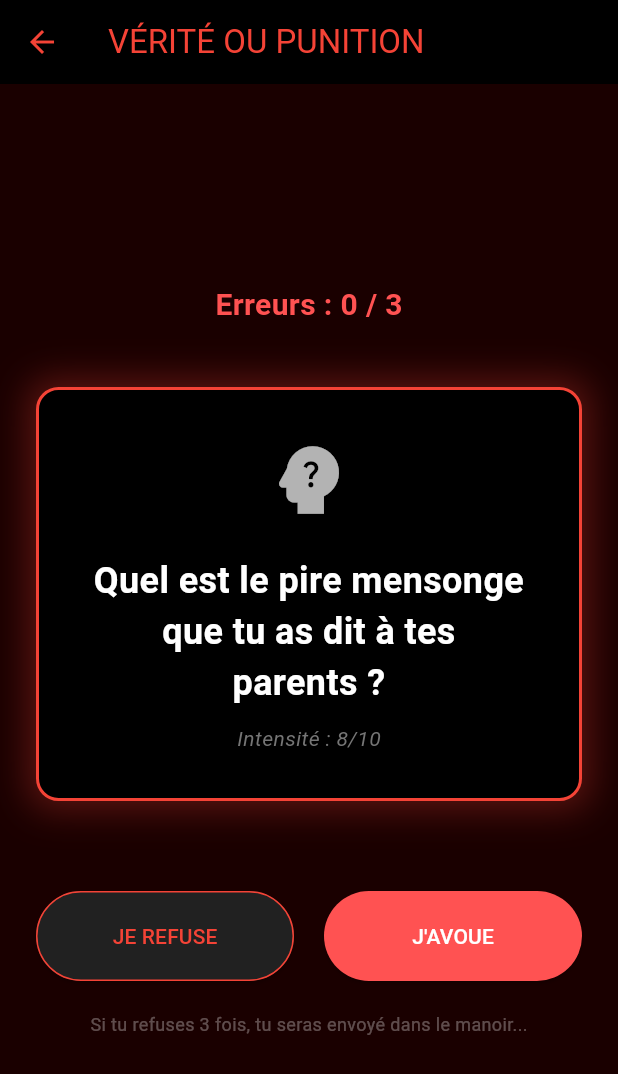
After one commit to could-ai/019af8fc-b63a-71f4-980e-dc590d545ca4, a Flutter app: the screen it shows after launch, after a tap on "MODE JEU : VÉRITÉ OU MANOIR", on a phone screen of 412 x 824 dp. The commit adds this screen. Shown: the top 1074 px of the screen. Run offline on Flutter 3.47's test engine with Material 3 defaults, Android fonts, the phone set to English and light mode, and no system bars.

Commit message:
Created a model for embarrassing questions with an intensity rating.; Created the Haunted Mansion mini-game. It features a grid-based movement system, random ghost AI, life tracking, and win/loss conditions.; Created the Quiz Screen where users must answer embarrassing questions. Refusing too many times triggers the transition to the Mansion game.; Updated HomeScreen to include a prominent button for the new 'Truth or Mansion' game mode, while preserving the existing sleep blackmail functionality below it.

```diff
--- /dev/null
+++ b/usr/lib/models/quiz_question.dart
@@ -0,0 +1,17 @@
+class QuizQuestion {
+  final String text;
+  final int intensity; // 1-10
+
+  QuizQuestion({required this.text, required this.intensity});
+}
+
+final List<QuizQuestion> embarrassingQuestions = [
+  QuizQuestion(text: "Quelle est ta recherche Google la plus honteuse des 7 derniers jours ?", intensity: 5),
+  QuizQuestion(text: "Montre la dernière photo de ta galerie (sans tricher).", intensity: 7),
+  QuizQuestion(text: "Qui est la personne que tu détestes le plus ici ?", intensity: 9),
+  QuizQuestion(text: "As-tu déjà stalké un(e) ex cette semaine ?", intensity: 6),
+  QuizQuestion(text: "Quel est le pire mensonge que tu as dit à tes parents ?", intensity: 8),
+  QuizQuestion(text: "Si tu devais coucher avec un collègue, qui serait-ce ?", intensity: 10),
+  QuizQuestion(text: "As-tu déjà fait pipi dans une piscine adulte ?", intensity: 4),
+  QuizQuestion(text: "Quel est ton mot de passe le plus utilisé ?", intensity: 10),
+];
--- a/usr/lib/screens/home_screen.dart
+++ b/usr/lib/screens/home_screen.dart
@@ -1,6 +1,7 @@
 import 'package:flutter/material.dart';
 import 'package:couldai_user_app/models/blackmail.dart';
 import 'package:couldai_user_app/screens/active_screen.dart';
+import 'package:couldai_user_app/screens/quiz_screen.dart';
 
 class HomeScreen extends StatefulWidget {
   const HomeScreen({super.key});
@@ -61,6 +62,13 @@ class _HomeScreenState extends State<HomeScreen> {
     );
   }
 
+  void _startQuizGame() {
+    Navigator.push(
+      context,
+      MaterialPageRoute(builder: (context) => const QuizScreen()),
+    );
+  }
+
   @override
   Widget build(BuildContext context) {
     return Scaffold(
@@ -79,11 +87,55 @@ class _HomeScreenState extends State<HomeScreen> {
             colors: [Colors.black, Colors.grey[900]!],
           ),
         ),
+        child: SingleChildScrollView(
           child: Padding(
             padding: const EdgeInsets.all(16.0),
             child: Column(
               crossAxisAlignment: CrossAxisAlignment.stretch,
               children: [
+                // --- NEW GAME MODE BUTTON ---
+                Container(
+                  margin: const EdgeInsets.only(bottom: 30),
+                  decoration: BoxDecoration(
+                    color: const Color(0xFF2A0000),
+                    borderRadius: BorderRadius.circular(12),
+                    border: Border.all(color: Colors.purpleAccent, width: 2),
+                  ),
+                  child: ListTile(
+                    contentPadding: const EdgeInsets.all(16),
+                    leading: const Icon(Icons.games, size: 40, color: Colors.purpleAccent),
+                    title: const Text(
+                      'MODE JEU : VÉRITÉ OU MANOIR',
+                      style: TextStyle(
+                        color: Colors.white,
+                        fontWeight: FontWeight.bold,
+                        fontSize: 18,
+                      ),
+                    ),
+                    subtitle: const Text(
+                      'Réponds aux questions gênantes ou affronte les fantômes...',
+                      style: TextStyle(color: Colors.white70),
+                    ),
+                    trailing: const Icon(Icons.arrow_forward_ios, color: Colors.purpleAccent),
+                    onTap: _startQuizGame,
+                  ),
+                ),
+
+                const Divider(color: Colors.grey),
+                const SizedBox(height: 20),
+
+                const Text(
+                  'MODE CLASSIQUE : CHANTAGE SOMMEIL',
+                  style: TextStyle(
+                    color: Colors.redAccent,
+                    fontSize: 16,
+                    fontWeight: FontWeight.bold,
+                    letterSpacing: 1.2,
+                  ),
+                  textAlign: TextAlign.center,
+                ),
+                const SizedBox(height: 20),
+
                 const Text(
                   'À quelle heure dois-tu dormir ?',
                   style: TextStyle(color: Colors.white70, fontSize: 18),
@@ -118,8 +170,9 @@ class _HomeScreenState extends State<HomeScreen> {
                   textAlign: TextAlign.center,
                 ),
                 const SizedBox(height: 10),
-              Expanded(
-                child: ListView.builder(
+                ListView.builder(
+                  shrinkWrap: true,
+                  physics: const NeverScrollableScrollPhysics(),
                   itemCount: blackmailOptions.length,
                   itemBuilder: (context, index) {
                     final option = blackmailOptions[index];
@@ -162,7 +215,6 @@ class _HomeScreenState extends State<HomeScreen> {
                     );
                   },
                 ),
-              ),
                 const SizedBox(height: 20),
                 ElevatedButton(
                   onPressed: _startSession,
@@ -183,6 +235,7 @@ class _HomeScreenState extends State<HomeScreen> {
             ),
           ),
         ),
+      ),
     );
   }
 }
--- /dev/null
+++ b/usr/lib/screens/quiz_screen.dart
@@ -0,0 +1,183 @@
+import 'dart:math';
+import 'package:flutter/material.dart';
+import 'package:couldai_user_app/models/quiz_question.dart';
+import 'package:couldai_user_app/screens/mansion_screen.dart';
+
+class QuizScreen extends StatefulWidget {
+  const QuizScreen({super.key});
+
+  @override
+  State<QuizScreen> createState() => _QuizScreenState();
+}
+
+class _QuizScreenState extends State<QuizScreen> {
+  late QuizQuestion _currentQuestion;
+  final Random _random = Random();
+  int _strikes = 0;
+  final int _maxStrikes = 3;
+
+  @override
+  void initState() {
+    super.initState();
+    _nextQuestion();
+  }
+
+  void _nextQuestion() {
+    setState(() {
+      _currentQuestion = embarrassingQuestions[_random.nextInt(embarrassingQuestions.length)];
+    });
+  }
+
+  void _handleRefusal() {
+    setState(() {
+      _strikes++;
+    });
+
+    if (_strikes >= _maxStrikes) {
+      _punishUser();
+    } else {
+      ScaffoldMessenger.of(context).showSnackBar(
+        SnackBar(
+          content: Text('Attention ! Plus que ${_maxStrikes - _strikes} chances avant le manoir...'),
+          backgroundColor: Colors.orange,
+        ),
+      );
+      _nextQuestion();
+    }
+  }
+
+  void _handleSuccess() {
+    ScaffoldMessenger.of(context).showSnackBar(
+      const SnackBar(
+        content: Text('C\'est noté... on garde ça secret (ou pas).'),
+        backgroundColor: Colors.green,
+      ),
+    );
+    _nextQuestion();
+  }
+
+  void _punishUser() {
+    showDialog(
+      context: context,
+      barrierDismissible: false,
+      builder: (context) => AlertDialog(
+        backgroundColor: Colors.black,
+        title: const Text('TROP LÂCHE !', style: TextStyle(color: Colors.red, fontWeight: FontWeight.bold)),
+        content: const Text(
+          'Tu as refusé de répondre à trop de questions.\n\nTu es maintenant banni dans le MANOIR HANTÉ.',
+          style: TextStyle(color: Colors.white),
+        ),
+        actions: [
+          TextButton(
+            onPressed: () {
+              Navigator.pop(context); // Close dialog
+              Navigator.pushReplacement(
+                context,
+                MaterialPageRoute(builder: (context) => const MansionScreen()),
+              );
+            },
+            child: const Text('J\'accepte mon sort', style: TextStyle(color: Colors.redAccent)),
+          ),
+        ],
+      ),
+    );
+  }
+
+  @override
+  Widget build(BuildContext context) {
+    return Scaffold(
+      backgroundColor: const Color(0xFF1A0000), // Very dark red
+      appBar: AppBar(
+        title: const Text('VÉRITÉ OU PUNITION'),
+        backgroundColor: Colors.black,
+        foregroundColor: Colors.red,
+      ),
+      body: Padding(
+        padding: const EdgeInsets.all(24.0),
+        child: Column(
+          mainAxisAlignment: MainAxisAlignment.center,
+          children: [
+            Text(
+              'Erreurs : $_strikes / $_maxStrikes',
+              style: const TextStyle(
+                color: Colors.redAccent,
+                fontSize: 20,
+                fontWeight: FontWeight.bold,
+              ),
+            ),
+            const SizedBox(height: 40),
+            Container(
+              padding: const EdgeInsets.all(30),
+              decoration: BoxDecoration(
+                color: Colors.black,
+                borderRadius: BorderRadius.circular(15),
+                border: Border.all(color: Colors.red, width: 2),
+                boxShadow: [
+                  BoxShadow(
+                    color: Colors.red.withOpacity(0.3),
+                    blurRadius: 20,
+                    spreadRadius: 5,
+                  )
+                ],
+              ),
+              child: Column(
+                children: [
+                  const Icon(Icons.psychology_alt, size: 60, color: Colors.white70),
+                  const SizedBox(height: 20),
+                  Text(
+                    _currentQuestion.text,
+                    textAlign: TextAlign.center,
+                    style: const TextStyle(
+                      color: Colors.white,
+                      fontSize: 24,
+                      fontWeight: FontWeight.bold,
+                    ),
+                  ),
+                  const SizedBox(height: 10),
+                  Text(
+                    'Intensité : ${_currentQuestion.intensity}/10',
+                    style: TextStyle(color: Colors.grey[600], fontStyle: FontStyle.italic),
+                  ),
+                ],
+              ),
+            ),
+            const SizedBox(height: 60),
+            Row(
+              children: [
+                Expanded(
+                  child: ElevatedButton(
+                    onPressed: _handleRefusal,
+                    style: ElevatedButton.styleFrom(
+                      backgroundColor: Colors.grey[900],
+                      foregroundColor: Colors.red,
+                      padding: const EdgeInsets.symmetric(vertical: 20),
+                      side: const BorderSide(color: Colors.red),
+                    ),
+                    child: const Text('JE REFUSE'),
+                  ),
+                ),
+                const SizedBox(width: 20),
+                Expanded(
+                  child: ElevatedButton(
+                    onPressed: _handleSuccess,
+                    style: ElevatedButton.styleFrom(
+                      backgroundColor: Colors.redAccent,
+                      foregroundColor: Colors.white,
+                      padding: const EdgeInsets.symmetric(vertical: 20),
+                    ),
+                    child: const Text('J\'AVOUE'),
+                  ),
+                ),
+              ],
+            ),
+            const SizedBox(height: 20),
+            const Text(
+              'Si tu refuses 3 fois, tu seras envoyé dans le manoir...',
+              style: TextStyle(color: Colors.white30, fontSize: 12),
+            ),
+          ],
+        ),
+      ),
+    );
+  }
+}
```
Also changed, not shown: usr/lib/screens/mansion_screen.dart (added, +301 -0 lines). Lines whose indentation alone changed are shown as unchanged.
